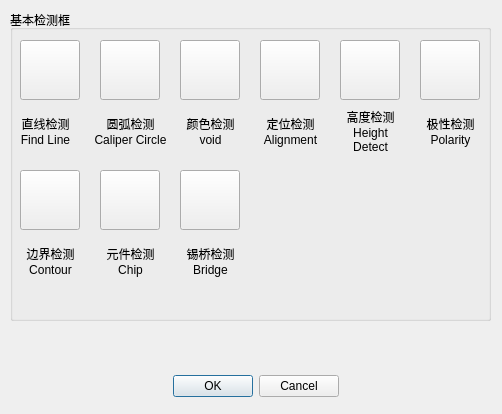
Qt form VisionDetect/InspWindowSelectDialog.ui (chuandongxu/AOI) before a commit.
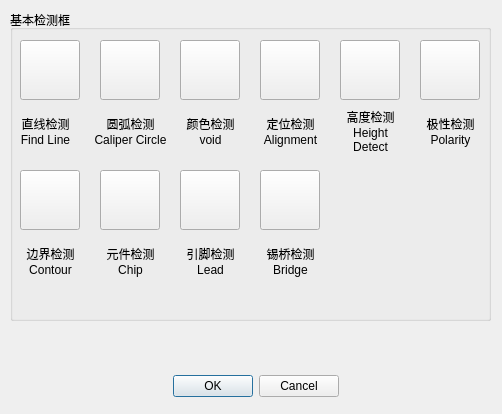
The same form after that commit. Icons and pictures are not drawn.

Commit message:
Developed part of inspect lead.
Developed part of inspect lead.

What changed in the file:
```diff
--- a/VisionDetect/InspWindowSelectDialog.ui
+++ b/VisionDetect/InspWindowSelectDialog.ui
@@ -365,7 +365,7 @@
    <widget class="QLabel" name="labelInspectBridge">
     <property name="geometry">
      <rect>
-      <x>170</x>
+      <x>250</x>
       <y>230</y>
       <width>61</width>
       <height>41</height>
@@ -384,7 +384,50 @@
    <widget class="QPushButton" name="btnInspBridgeWindow">
     <property name="geometry">
      <rect>
+      <x>250</x>
+      <y>160</y>
+      <width>60</width>
+      <height>60</height>
+     </rect>
+    </property>
+    <property name="text">
+     <string/>
+    </property>
+    <property name="icon">
+     <iconset>
+      <normaloff>Image/Bridging.png</normaloff>
+      <selectedon>Image/Bridging.png</selectedon>Image/Bridging.png</iconset>
+    </property>
+    <property name="iconSize">
+     <size>
+      <width>60</width>
+      <height>60</height>
+     </size>
+    </property>
+   </widget>
+   <widget class="QLabel" name="labelInspectBridge_2">
+    <property name="geometry">
+     <rect>
       <x>170</x>
+      <y>230</y>
+      <width>61</width>
+      <height>41</height>
+     </rect>
+    </property>
+    <property name="text">
+     <string>引脚检测 Lead</string>
+    </property>
+    <property name="alignment">
+     <set>Qt::AlignCenter</set>
+    </property>
+    <property name="wordWrap">
+     <bool>true</bool>
+    </property>
+   </widget>
+   <widget class="QPushButton" name="btnInspLeadWindow">
+    <property name="geometry">
+     <rect>
+      <x>170</x>
       <y>160</y>
       <width>60</width>
       <height>60</height>
```
Left out of the diff: 4 changed lines with no effect on the pictures. The commit also changes 24 other files.
